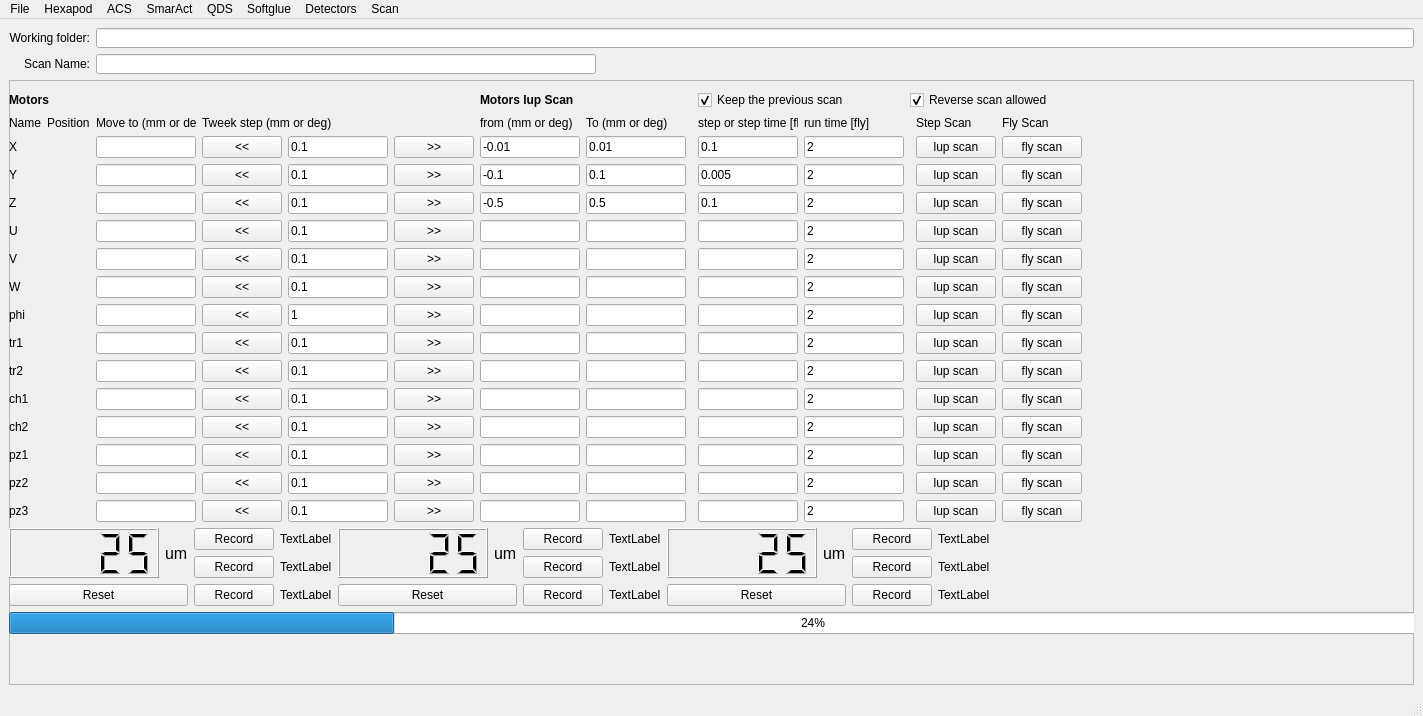
Byeongdulee/ptychoSAXS, file gui/motorGUI.ui: the form before one commit.
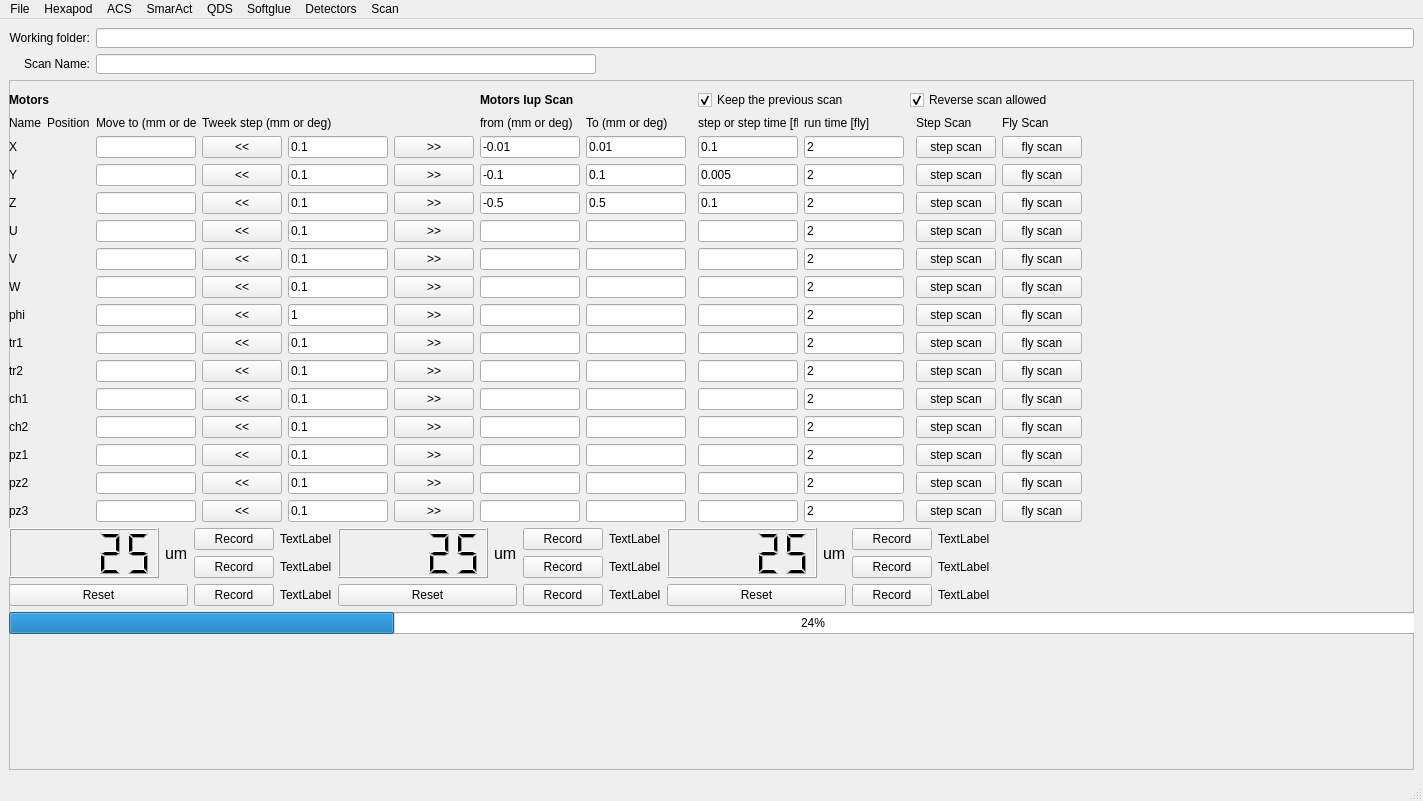
The form after the commit.

What changed in the file:
```diff
--- a/gui/motorGUI.ui
+++ b/gui/motorGUI.ui
@@ -7,7 +7,7 @@
     <x>0</x>
     <y>0</y>
     <width>1423</width>
-    <height>716</height>
+    <height>801</height>
    </rect>
   </property>
   <property name="maximumSize">
@@ -209,7 +209,7 @@
           <item row="9" column="13">
            <widget class="QPushButton" name="pb_lup_8">
             <property name="text">
-             <string>lup scan</string>
+             <string>step scan</string>
             </property>
            </widget>
           </item>
@@ -246,14 +246,14 @@
           <item row="7" column="13">
            <widget class="QPushButton" name="pb_lup_6">
             <property name="text">
-             <string>lup scan</string>
+             <string>step scan</string>
             </property>
            </widget>
           </item>
           <item row="6" column="13">
            <widget class="QPushButton" name="pb_lup_5">
             <property name="text">
-             <string>lup scan</string>
+             <string>step scan</string>
             </property>
            </widget>
           </item>
@@ -434,7 +434,7 @@
           <item row="3" column="13">
            <widget class="QPushButton" name="pb_lup_2">
             <property name="text">
-             <string>lup scan</string>
+             <string>step scan</string>
             </property>
            </widget>
           </item>
@@ -749,7 +749,7 @@
           <item row="4" column="13">
            <widget class="QPushButton" name="pb_lup_3">
             <property name="text">
-             <string>lup scan</string>
+             <string>step scan</string>
             </property>
            </widget>
           </item>
@@ -828,7 +828,7 @@
           <item row="2" column="13">
            <widget class="QPushButton" name="pb_lup_1">
             <property name="text">
-             <string>lup scan</string>
+             <string>step scan</string>
             </property>
            </widget>
           </item>
@@ -845,7 +845,7 @@
           <item row="8" column="13">
            <widget class="QPushButton" name="pb_lup_7">
             <property name="text">
-             <string>lup scan</string>
+             <string>step scan</string>
             </property>
            </widget>
           </item>
@@ -1069,7 +1069,7 @@
           <item row="5" column="13">
            <widget class="QPushButton" name="pb_lup_4">
             <property name="text">
-             <string>lup scan</string>
+             <string>step scan</string>
             </property>
            </widget>
           </item>
@@ -1364,7 +1364,7 @@
           <item row="11" column="13">
            <widget class="QPushButton" name="pb_lup_10">
             <property name="text">
-             <string>lup scan</string>
+             <string>step scan</string>
             </property>
            </widget>
           </item>
@@ -1505,7 +1505,7 @@
           <item row="10" column="13">
            <widget class="QPushButton" name="pb_lup_9">
             <property name="text">
-             <string>lup scan</string>
+             <string>step scan</string>
             </property>
            </widget>
           </item>
@@ -1519,7 +1519,7 @@
           <item row="12" column="13">
            <widget class="QPushButton" name="pb_lup_11">
             <property name="text">
-             <string>lup scan</string>
+             <string>step scan</string>
             </property>
            </widget>
           </item>
@@ -1876,21 +1876,21 @@
           <item row="13" column="13">
            <widget class="QPushButton" name="pb_lup_12">
             <property name="text">
-             <string>lup scan</string>
+             <string>step scan</string>
             </property>
            </widget>
           </item>
           <item row="14" column="13">
            <widget class="QPushButton" name="pb_lup_13">
             <property name="text">
-             <string>lup scan</string>
+             <string>step scan</string>
             </property>
            </widget>
           </item>
           <item row="15" column="13">
            <widget class="QPushButton" name="pb_lup_14">
             <property name="text">
-             <string>lup scan</string>
+             <string>step scan</string>
             </property>
            </widget>
           </item>
```
